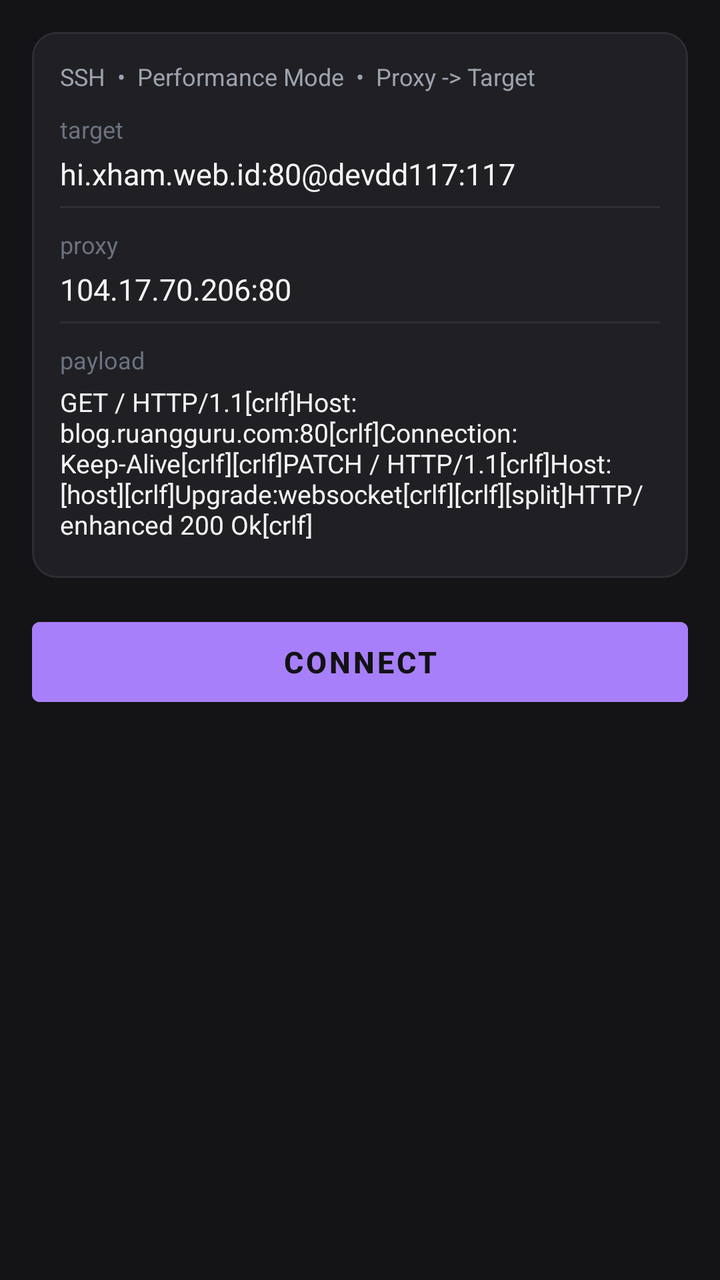
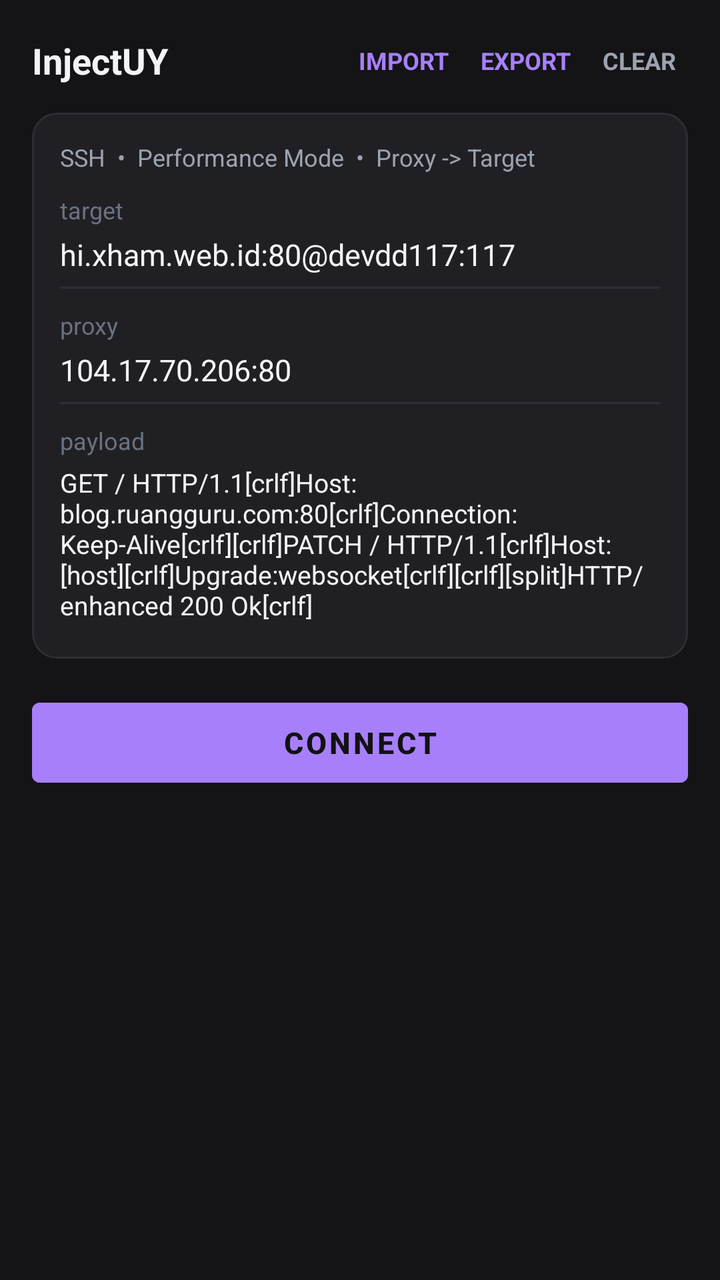

Two renders of the same Android screen: before a commit and after it. Below are the layout's source before the change and the commit's diff.
<!-- AndroidManifest.xml: application theme Theme.InjectUY -->
<!-- res/layout/activity_main.xml -->
<?xml version="1.0" encoding="utf-8"?>
<LinearLayout xmlns:android="http://schemas.android.com/apk/res/android"
    xmlns:tools="http://schemas.android.com/tools"
    android:layout_width="match_parent"
    android:layout_height="match_parent"
    android:orientation="vertical"
    android:background="@color/bg_main"
    android:padding="16dp">

    
    <LinearLayout
        android:layout_width="match_parent"
        android:layout_height="wrap_content"
        android:background="@drawable/bg_card"
        android:orientation="vertical"
        android:padding="14dp">

        
        <TextView
            android:layout_width="wrap_content"
            android:layout_height="wrap_content"
            android:text="SSH  •  Performance Mode  •  Proxy -> Target"
            android:textColor="@color/text_secondary"
            android:textSize="12sp"
            android:layout_marginBottom="10dp" />

        
        <TextView
            android:layout_width="wrap_content"
            android:layout_height="wrap_content"
            android:text="target"
            android:textColor="@color/text_hint"
            android:textSize="12sp" />

        <EditText
            android:id="@+id/etTarget"
            android:layout_width="match_parent"
            android:layout_height="wrap_content"
            android:background="@null"
            android:paddingTop="4dp"
            android:paddingBottom="6dp"
            android:text="hi.xham.web.id:80@devdd117:117"
            android:textColor="@color/text_primary"
            android:textSize="15sp"
            android:singleLine="true" />

        <View
            android:layout_width="match_parent"
            android:layout_height="1dp"
            android:background="@color/divider"
            android:layout_marginBottom="10dp" />

        
        <TextView
            android:layout_width="wrap_content"
            android:layout_height="wrap_content"
            android:text="proxy"
            android:textColor="@color/text_hint"
            android:textSize="12sp" />

        <EditText
            android:id="@+id/etProxy"
            android:layout_width="match_parent"
            android:layout_height="wrap_content"
            android:background="@null"
            android:paddingTop="4dp"
            android:paddingBottom="6dp"
            android:text="104.17.70.206:80"
            android:textColor="@color/text_primary"
            android:textSize="15sp"
            android:singleLine="true" />

        <View
            android:layout_width="match_parent"
            android:layout_height="1dp"
            android:background="@color/divider"
            android:layout_marginBottom="10dp" />

        
        <TextView
            android:layout_width="wrap_content"
            android:layout_height="wrap_content"
            android:text="payload"
            android:textColor="@color/text_hint"
            android:textSize="12sp" />

        <EditText
            android:id="@+id/etPayload"
            android:layout_width="match_parent"
            android:layout_height="wrap_content"
            android:background="@null"
            android:paddingTop="4dp"
            android:paddingBottom="4dp"
            android:text="GET / HTTP/1.1[crlf]Host: blog.ruangguru.com:80[crlf]Connection: Keep-Alive[crlf][crlf]PATCH / HTTP/1.1[crlf]Host: [host][crlf]Upgrade:websocket[crlf][crlf][split]HTTP/enhanced 200 Ok[crlf]"
            android:textColor="@color/text_primary"
            android:textSize="13sp"
            android:minLines="3"
            android:maxLines="6" />

    </LinearLayout>

    
    <Button
        android:id="@+id/btnConnect"
        android:layout_width="match_parent"
        android:layout_height="52dp"
        android:layout_marginTop="16dp"
        android:text="CONNECT"
        android:textSize="15sp"
        android:textStyle="bold"
        android:backgroundTint="@color/btn_connect"
        android:textColor="@color/btn_text" />

    
    <ScrollView
        android:id="@+id/scrollLogs"
        android:layout_width="match_parent"
        android:layout_height="0dp"
        android:layout_weight="1"
        android:layout_marginTop="16dp"
        android:fillViewport="true">

        <TextView
            android:id="@+id/tvLog"
            android:layout_width="match_parent"
            android:layout_height="wrap_content"
            android:typeface="monospace"
            android:textSize="12sp"
            android:lineSpacingExtra="3dp"
            android:textColor="@color/log_text" />
    </ScrollView>

</LinearLayout>
<!-- resources referenced by this layout -->
<resources>
  <color name="bg_main">#141416</color>
  <color name="btn_connect">#A87FFB</color>
  <color name="btn_text">#121214</color>
  <color name="divider">#2E2E36</color>
  <color name="log_text">#D1D5DB</color>
  <color name="text_hint">#6B7280</color>
  <color name="text_primary">#F3F4F6</color>
  <color name="text_secondary">#9CA3AF</color>
  <!-- drawable bg_card (drawable) -->
  <?xml version="1.0" encoding="utf-8"?>
  <shape xmlns:android="http://schemas.android.com/apk/res/android">
      <solid android:color="@color/bg_card" />
      <corners android:radius="12dp" />
      <stroke android:width="1dp" android:color="@color/bg_card_stroke" />
  </shape>
  <style name="Theme.InjectUY" parent="Theme.MaterialComponents.DayNight.NoActionBar">
          <item name="colorPrimary">@color/btn_connect</item>
          <item name="colorPrimaryDark">@color/bg_main</item>
          <item name="colorAccent">@color/btn_connect</item>
          <item name="android:windowBackground">@color/bg_main</item>
          <item name="android:textColorPrimary">@color/text_primary</item>
          <item name="android:statusBarColor">@color/bg_main</item>
          <item name="android:navigationBarColor">@color/bg_main</item>
      </style>
  <color name="bg_card">#202024</color>
  <color name="bg_card_stroke">#2D2D34</color>
</resources>

<!-- the commit's change to res/layout/activity_main.xml (unified diff, before → after) -->
@@ -11,11 +11,63 @@
     <LinearLayout
         android:layout_width="match_parent"
         android:layout_height="wrap_content"
+        android:orientation="horizontal"
+        android:gravity="center_vertical"
+        android:layout_marginBottom="12dp">
+
+        <TextView
+            android:layout_width="0dp"
+            android:layout_height="wrap_content"
+            android:layout_weight="1"
+            android:text="InjectUY"
+            android:textSize="18sp"
+            android:textStyle="bold"
+            android:textColor="@color/text_primary" />
+
+        <TextView
+            android:id="@+id/btnImport"
+            android:layout_width="wrap_content"
+            android:layout_height="wrap_content"
+            android:text="IMPORT"
+            android:textColor="@color/btn_connect"
+            android:textStyle="bold"
+            android:textSize="12sp"
+            android:padding="6dp"
+            android:background="?attr/selectableItemBackground" />
+
+        <TextView
+            android:id="@+id/btnExport"
+            android:layout_width="wrap_content"
+            android:layout_height="wrap_content"
+            android:text="EXPORT"
+            android:textColor="@color/btn_connect"
+            android:textStyle="bold"
+            android:textSize="12sp"
+            android:padding="6dp"
+            android:layout_marginStart="4dp"
+            android:background="?attr/selectableItemBackground" />
+
+        <TextView
+            android:id="@+id/btnClearLog"
+            android:layout_width="wrap_content"
+            android:layout_height="wrap_content"
+            android:text="CLEAR"
+            android:textColor="@color/text_secondary"
+            android:textStyle="bold"
+            android:textSize="12sp"
+            android:padding="6dp"
+            android:layout_marginStart="4dp"
+            android:background="?attr/selectableItemBackground" />
+    </LinearLayout>
+
+    
+    <LinearLayout
+        android:layout_width="match_parent"
+        android:layout_height="wrap_content"
         android:background="@drawable/bg_card"
         android:orientation="vertical"
         android:padding="14dp">
 
-        
         <TextView
             android:layout_width="wrap_content"
             android:layout_height="wrap_content"
@@ -24,7 +76,6 @@
             android:textSize="12sp"
             android:layout_marginBottom="10dp" />
 
-        
         <TextView
             android:layout_width="wrap_content"
             android:layout_height="wrap_content"
@@ -50,7 +101,6 @@
             android:background="@color/divider"
             android:layout_marginBottom="10dp" />
 
-        
         <TextView
             android:layout_width="wrap_content"
             android:layout_height="wrap_content"
@@ -76,7 +126,6 @@
             android:background="@color/divider"
             android:layout_marginBottom="10dp" />
 
-        
         <TextView
             android:layout_width="wrap_content"
             android:layout_height="wrap_content"
